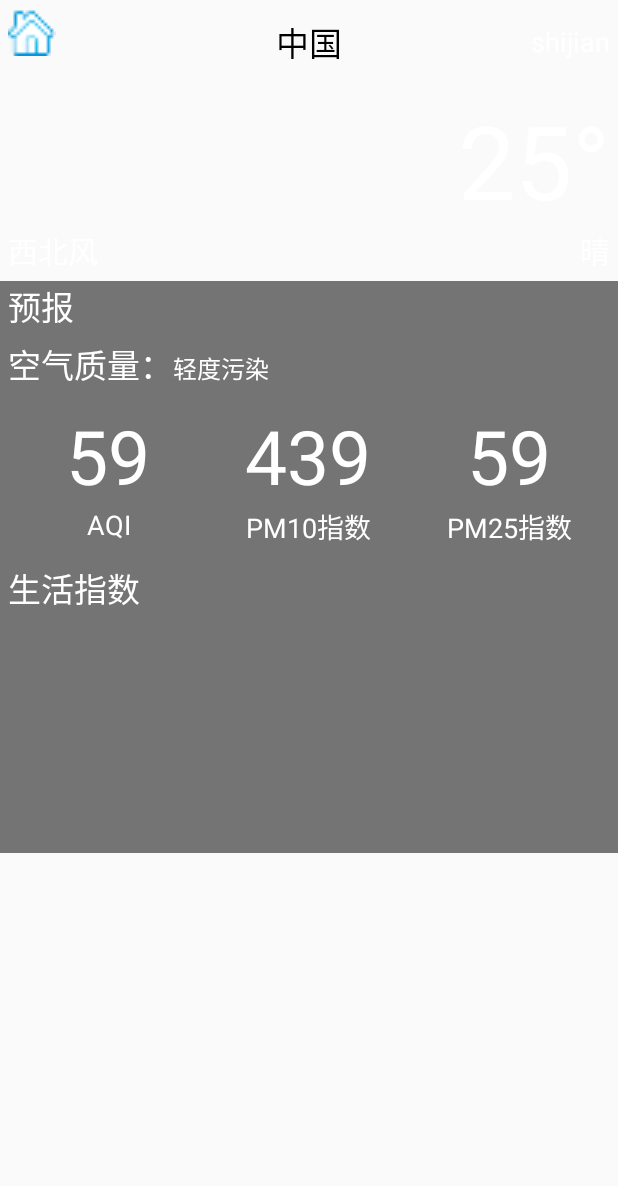
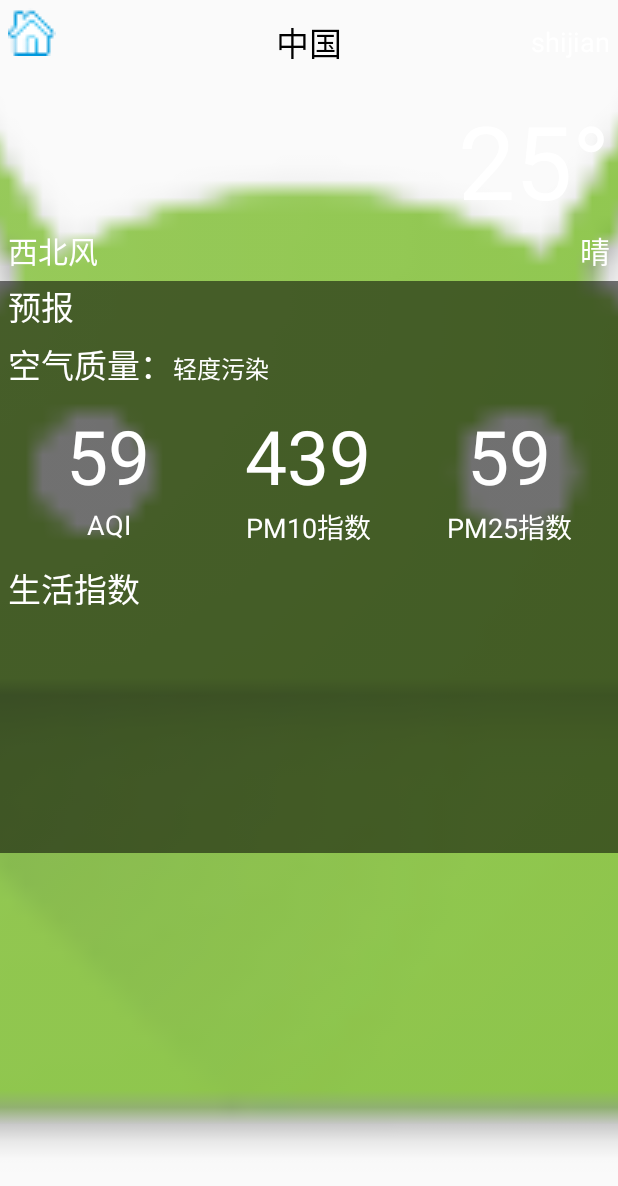
Before and after one commit to youminghai/tianqi, an Android app: the WeatherActivity screen opened directly, with no data from a screen before it, on a phone screen of 412 x 824 dp. Shown: the top 1186 px of the screen. Run offline under Robolectric (Android 15) with nearby library versions, the phone set to English and light mode, and no system bars; libraries missing offline, so code that uses them is left out: org.litepal.crud; pictures from the network do not load; 4 statements that could not run were skipped.

Commit message:
修修补补

```diff
--- a/app/src/main/java/com/haige/taiyangdabo/tianqi/WeatherActivity.java
+++ b/app/src/main/java/com/haige/taiyangdabo/tianqi/WeatherActivity.java
@@ -1,7 +1,8 @@
 package com.haige.taiyangdabo.tianqi;
 
-import android.app.Fragment;
 import android.content.SharedPreferences;
+import android.graphics.Color;
+import android.os.Build;
 import android.os.Bundle;
 import android.preference.PreferenceManager;
 import android.support.v4.view.GravityCompat;
@@ -9,7 +10,6 @@ import android.support.v4.widget.DrawerLayout;
 import android.support.v4.widget.SwipeRefreshLayout;
 import android.support.v7.app.AppCompatActivity;
 import android.util.Log;
-import android.view.Gravity;
 import android.view.LayoutInflater;
 import android.view.View;
 import android.widget.Button;
@@ -19,7 +19,6 @@ import android.widget.TextView;
 import android.widget.Toast;
 
 import com.bumptech.glide.Glide;
-import com.haige.taiyangdabo.tianqi.fragment.ChooseAreaWeatherFragment;
 import com.haige.taiyangdabo.tianqi.global.Global;
 import com.haige.taiyangdabo.tianqi.gson.DailyForecast;
 import com.haige.taiyangdabo.tianqi.gson.HeWeather;
@@ -72,6 +71,16 @@ public class WeatherActivity extends AppCompatActivity implements View.OnClickLi
         super.onCreate(savedInstanceState);
         supportRequestWindowFeature(1);
         setContentView(R.layout.activity_weather);
+
+        if (Build.VERSION.SDK_INT >= 21) {
+            //得到活动的DecorView
+            View decorView = getWindow().getDecorView();
+            //设置活动的布局会显示在状态栏上面
+            decorView.setSystemUiVisibility(View.SYSTEM_UI_FLAG_LAYOUT_FULLSCREEN | View
+                    .SYSTEM_UI_FLAG_LAYOUT_STABLE);
+            //设置状态栏颜色为透明
+            getWindow().setStatusBarColor(Color.TRANSPARENT);
+        }
 
         drawerLayout = (DrawerLayout) findViewById(R.id.drawer_layout);
         btnHome = (Button) findViewById(R.id.btn_home);
--- a/app/src/main/res/layout/activity_weather.xml
+++ b/app/src/main/res/layout/activity_weather.xml
@@ -7,6 +7,7 @@
     android:layout_height="match_parent"
     tools:context="com.haige.taiyangdabo.tianqi.WeatherActivity">
 
+    <!--主页面-->
     <FrameLayout
         android:layout_width="match_parent"
         android:layout_height="match_parent">
@@ -14,7 +15,8 @@
             android:id="@+id/iv_bing"
             android:layout_width="match_parent"
             android:layout_height="match_parent"
-            android:scaleType="centerCrop"/>
+            android:scaleType="centerCrop"
+            android:src="@mipmap/ic_launcher"/>
 
         <android.support.v4.widget.SwipeRefreshLayout
             android:id="@+id/swipe_refresh_layout"
@@ -25,9 +27,11 @@
                 android:layout_height="match_parent"
                 android:scrollbars="none">
 
+                <!--fitsSystemWindows=true 表示为系统状态栏留出空间-->
                 <LinearLayout
                     android:layout_width="match_parent"
                     android:layout_height="match_parent"
+                    android:fitsSystemWindows="true"
                     android:orientation="vertical">
                     <include layout="@layout/weather_title"/>
                     <include layout="@layout/weather_now"/>
@@ -39,6 +43,7 @@
         </android.support.v4.widget.SwipeRefreshLayout>
     </FrameLayout>
 
+    <!--侧滑菜单-->
     <FrameLayout
         android:layout_width="match_parent"
         android:layout_height="match_parent"
```
Also changed, not shown: app/src/main/res/values/styles.xml (line endings or trailing spaces).
